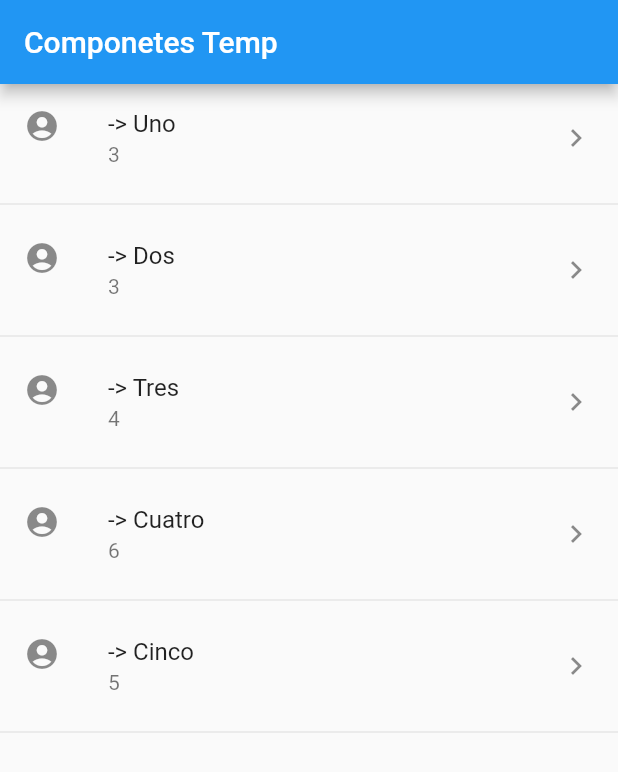
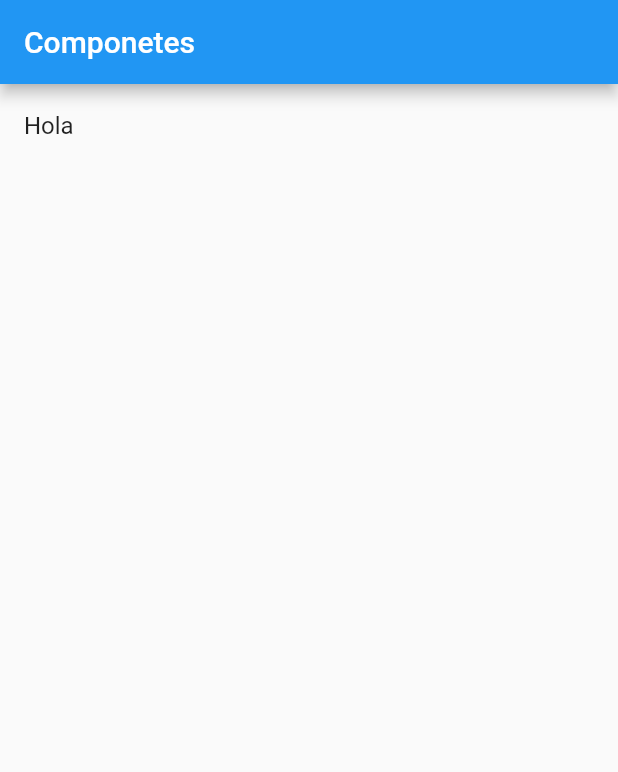
Before and after one commit to Jhonsebas77/udemy-flutter-components, a Flutter app: the screen it shows after launch, on a phone screen of 412 x 824 dp. Shown: the top 772 px of the screen. Run offline on Flutter 3.47's test engine with Material 2 defaults, Android fonts, the phone set to English and light mode, and no system bars.

Commit message:
Replace the home screen

```diff
--- a/lib/main.dart
+++ b/lib/main.dart
@@ -1,5 +1,5 @@
 import 'package:flutter/material.dart';
-import 'package:flutter_components_udemy/src/page/home_temp.dart';
+import 'package:flutter_components_udemy/src/page/home_page.dart';
 
 void main() => runApp(MyApp());
 
@@ -9,7 +9,7 @@ class MyApp extends StatelessWidget {
     return MaterialApp(
       title: 'Component App',
       debugShowCheckedModeBanner: false,
-      home: HomePageTemp(),
+      home: HomePage(),
     );
   }
 }
--- /dev/null
+++ b/lib/src/page/home_page.dart
@@ -0,0 +1,29 @@
+import 'package:flutter/material.dart';
+
+class HomePage extends StatelessWidget {
+  const HomePage({Key key}) : super(key: key);
+
+  @override
+  Widget build(BuildContext context) {
+    return Scaffold(
+      appBar: AppBar(
+        title: Text('Componetes'),
+      ),
+      body: _buildList(),
+    );
+  }
+
+  Widget _buildList() {
+    return ListView(
+      children: _buildListItem(),
+    );
+  }
+
+  List<Widget> _buildListItem() {
+    return [
+      ListTile(
+        title: Text('Hola'),
+      ),
+    ];
+  }
+}
--- a/lib/src/page/home_temp.dart
+++ /dev/null
@@ -1,66 +0,0 @@
-import 'package:flutter/material.dart';
-
-class HomePageTemp extends StatelessWidget {
-  HomePageTemp({Key key}) : super(key: key);
-
-  final options = [
-    'Uno',
-    'Dos',
-    'Tres',
-    'Cuatro',
-    'Cinco',
-  ];
-
-  @override
-  Widget build(BuildContext context) {
-    return Scaffold(
-      appBar: AppBar(
-        title: Text('Componetes Temp'),
-      ),
-      body: ListView(
-        // children: _buildItemsLarge(),
-        children: _buildItemsShort(),
-      ),
-    );
-  }
-
-  // List<Widget> _buildItemsLarge() {
-  //   List<Widget> list = new List<Widget>();
-  //   for (String item in options) {
-  //     final _tempWidget = ListTile(
-  //       title: Text(
-  //         item,
-  //       ),
-  //     );
-  //     list
-  //       ..add(_tempWidget)
-  //       ..add(
-  //         Divider(),
-  //       );
-  //   }
-  //   return list;
-  // }
-
-  List<Widget> _buildItemsShort() => options.map((item) {
-        return Column(
-          children: [
-            ListTile(
-              title: Text(
-                '-> $item',
-              ),
-              subtitle: Text(
-                '${item.length}',
-              ),
-              leading: Icon(
-                Icons.account_circle_sharp,
-              ),
-              trailing: Icon(
-                Icons.keyboard_arrow_right_outlined,
-              ),
-              onTap: () => print(item),
-            ),
-            Divider(),
-          ],
-        );
-      }).toList();
-}
```
